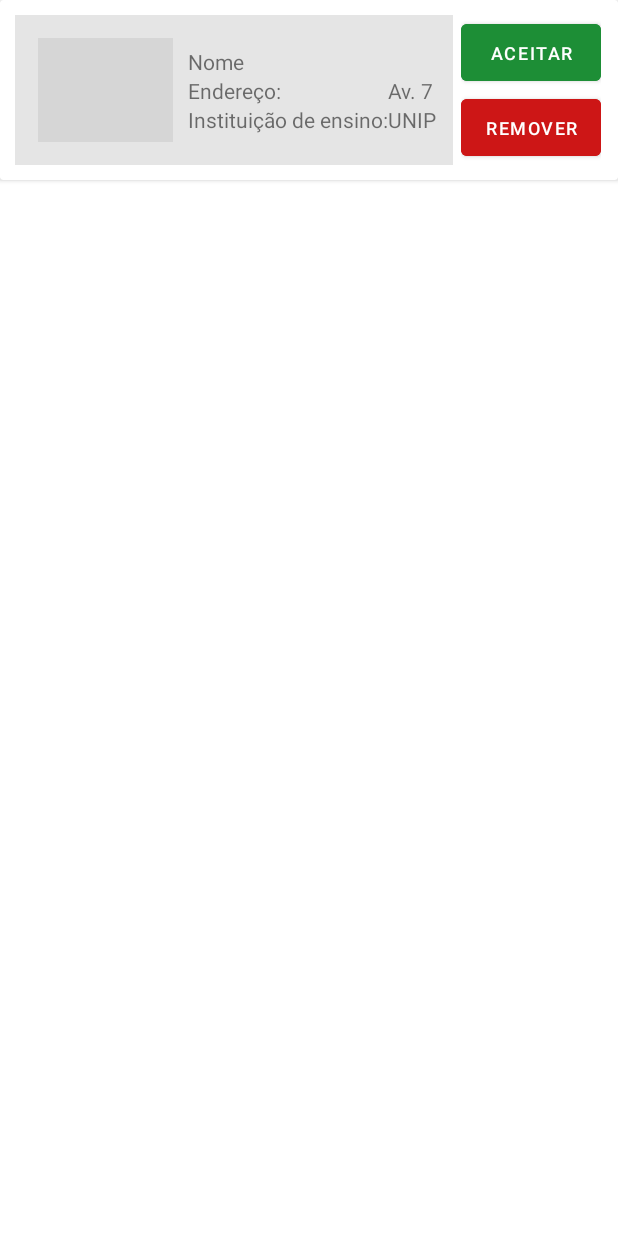
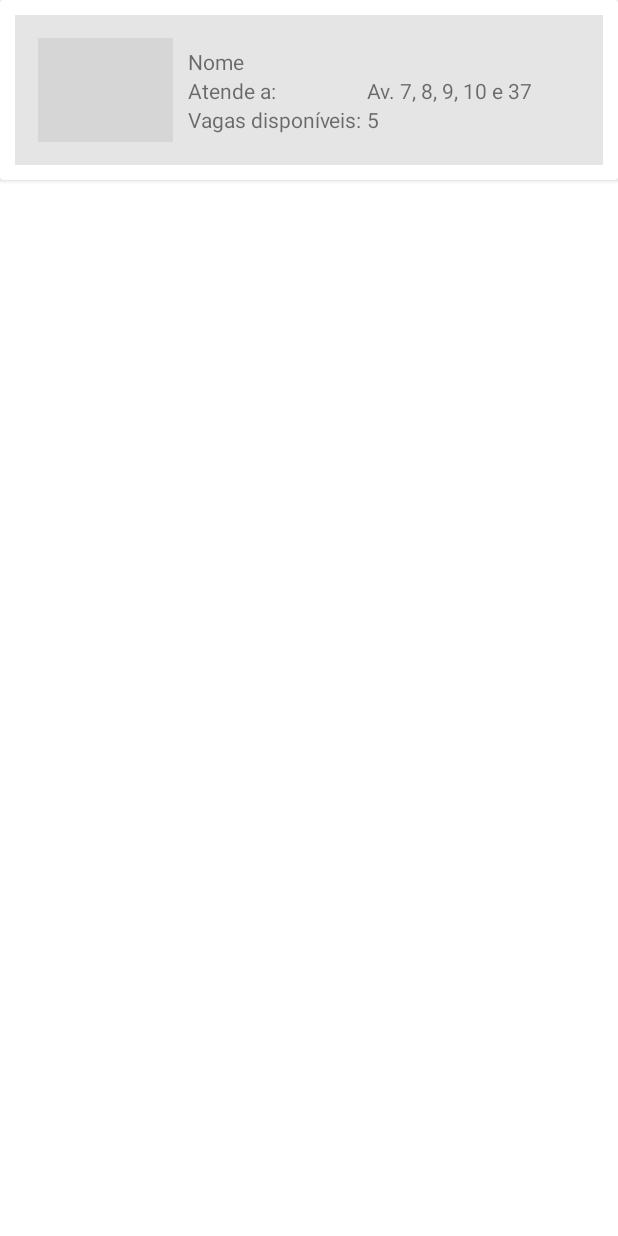
Before and after one commit to EduardoCostaEXE/TCCandroid, an Android app: the layout solicitacoes.xml on its own in the app's theme, with its tools: preview values and no code run, on a phone screen of 412 x 824 dp. Run offline under Robolectric (Android 15) with nearby library versions, the light colour scheme and no system bars; grey boxes are pictures that could not be loaded.

Commit message:
Card motoristas

```diff
--- a/DAPPassageiros/app/src/main/res/layout/solicitacoes.xml
+++ b/DAPPassageiros/app/src/main/res/layout/solicitacoes.xml
@@ -14,7 +14,6 @@
             android:id="@+id/constraintLayout"
             android:layout_width="0dp"
             android:layout_height="match_parent"
-            android:layout_marginEnd="100dp"
             android:background="#E5E5E5"
             android:visibility="visible"
             app:layout_constraintEnd_toEndOf="parent"
@@ -34,7 +33,19 @@
                 app:layout_constraintTop_toTopOf="parent"
                 tools:srcCompat="@tools:sample/avatars" />
 
+            <Button
+                android:id="@+id/button2"
+                style="@style/Widget.AppCompat.Button.Borderless"
+                android:layout_width="0dp"
+                android:layout_height="0dp"
+                android:backgroundTint="#00FFFFFF"
+                app:layout_constraintBottom_toBottomOf="parent"
+                app:layout_constraintEnd_toEndOf="parent"
+                app:layout_constraintStart_toStartOf="parent"
+                app:layout_constraintTop_toTopOf="parent" />
+
             <LinearLayout
+                android:id="@+id/linearLayout"
                 android:layout_width="0dp"
                 android:layout_height="wrap_content"
                 android:layout_marginStart="10sp"
@@ -63,14 +74,14 @@
                         android:layout_width="wrap_content"
                         android:layout_height="0dp"
                         android:layout_weight="1"
-                        android:text="Endereço:" />
+                        android:text="Atende a: " />
 
                     <TextView
                         android:id="@+id/textView3"
                         android:layout_width="wrap_content"
                         android:layout_height="0dp"
                         android:layout_weight="1"
-                        android:text="Instituição de ensino:" />
+                        android:text="Vagas disponíveis: " />
                 </LinearLayout>
 
                 <LinearLayout
@@ -88,46 +99,18 @@
                         android:id="@+id/textView6"
                         android:layout_width="match_parent"
                         android:layout_height="wrap_content"
-                        android:text="Av. 7" />
+                        android:text="Av. 7, 8, 9, 10 e 37" />
 
                     <TextView
                         android:id="@+id/textView7"
                         android:layout_width="match_parent"
                         android:layout_height="wrap_content"
-                        android:text="UNIP" />
+                        android:text="5" />
                 </LinearLayout>
 
             </LinearLayout>
 
         </androidx.constraintlayout.widget.ConstraintLayout>
 
-        <LinearLayout
-            android:layout_width="wrap_content"
-            android:layout_height="0dp"
-            android:layout_marginStart="5dp"
-            android:orientation="vertical"
-            app:layout_constraintBottom_toBottomOf="parent"
-            app:layout_constraintStart_toEndOf="@+id/constraintLayout"
-            app:layout_constraintTop_toTopOf="parent">
-
-            <Button
-                android:id="@+id/button2"
-                android:layout_width="match_parent"
-                android:layout_height="0dp"
-                android:layout_weight="1"
-                android:backgroundTint="#1D8E36"
-                android:text="Aceitar"
-                android:textSize="12sp" />
-
-            <Button
-                android:id="@+id/button3"
-                android:layout_width="match_parent"
-                android:layout_height="0dp"
-                android:layout_weight="1"
-                android:backgroundTint="#CD1616"
-                android:text="Remover"
-                android:textSize="12sp" />
-        </LinearLayout>
-
     </androidx.constraintlayout.widget.ConstraintLayout>
 </androidx.cardview.widget.CardView>
```
